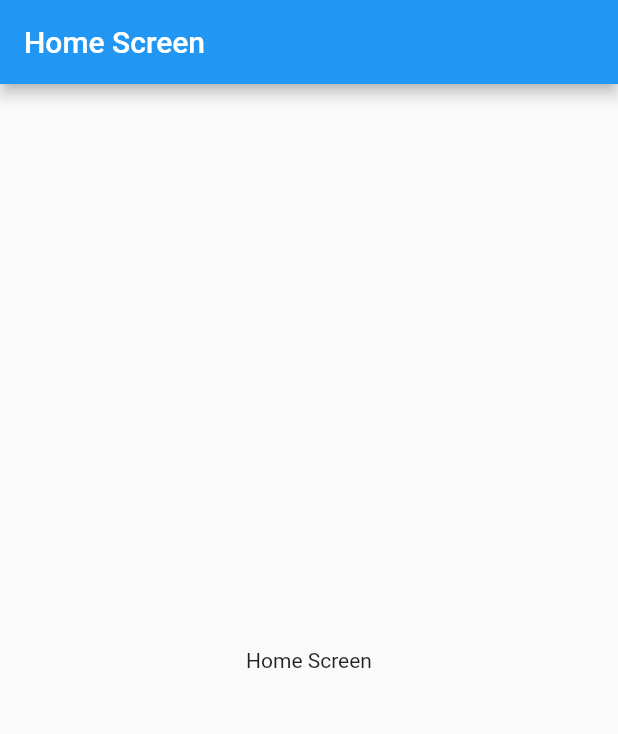
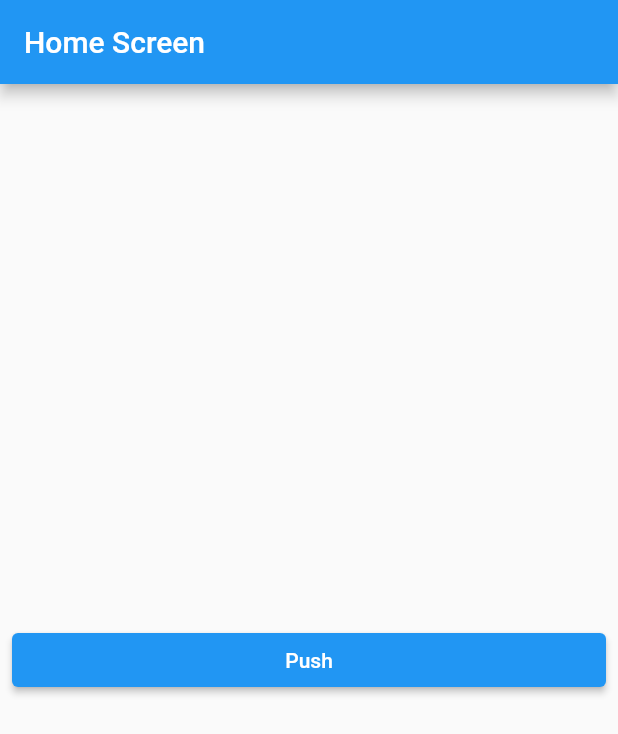
Before and after one commit to sweetswift/navigation, a Flutter app: the screen it shows after launch, on a phone screen of 412 x 824 dp. Shown: the top 734 px of the screen. Run offline on Flutter 3.47's test engine with Material 2 defaults, Android fonts, the phone set to English and light mode, and no system bars.

Commit message:
Add: push용 버튼 추가

```diff
--- a/lib/screen/home_screen.dart
+++ b/lib/screen/home_screen.dart
@@ -9,8 +9,18 @@ class HomeScreen extends StatelessWidget {
       appBar: AppBar(
         title: Text("Home Screen"),
       ),
-      body: Center(
-        child: Text('Home Screen'),
+      body: Padding(
+        padding: EdgeInsets.symmetric(horizontal: 8.0),
+        child: Column(
+          mainAxisAlignment: MainAxisAlignment.center,
+          crossAxisAlignment: CrossAxisAlignment.stretch,
+          children: [
+            ElevatedButton(
+              onPressed: () {},
+              child: Text('Push'),
+            ),
+          ],
+        ),
       ),
     );
   }
```
